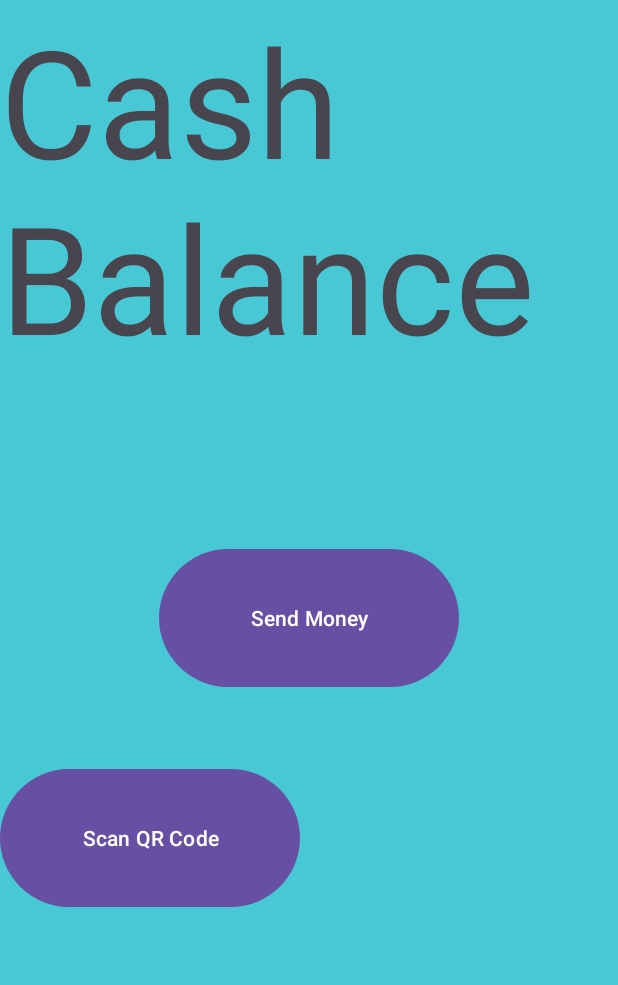
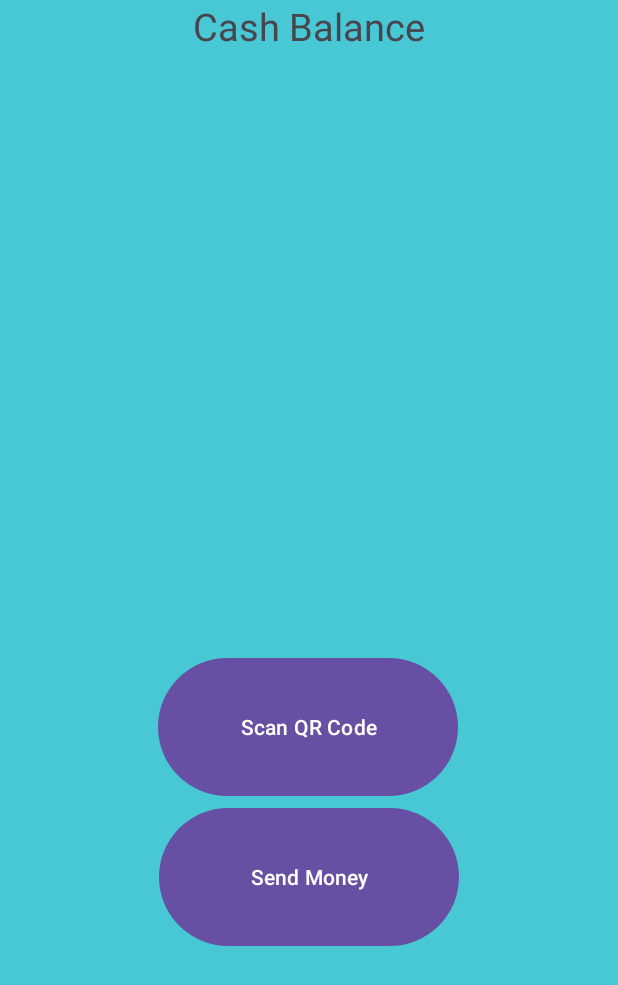
Before and after one commit to Jono-A/MP3CashApp, an Android app: the layout activity_welcome.xml on its own in the app's theme, with its tools: preview values and no code run, on a phone screen of 412 x 824 dp. Shown: the top 985 px of the screen. Run offline under Robolectric (Android 15) with nearby library versions, the phone set to English and light mode, and no system bars.

Commit message:
jono updates

```diff
--- a/app/src/main/res/layout/activity_splash.xml
+++ b/app/src/main/res/layout/activity_splash.xml
@@ -1,25 +1,32 @@
 <?xml version="1.0" encoding="utf-8"?>
 <androidx.constraintlayout.widget.ConstraintLayout xmlns:android="http://schemas.android.com/apk/res/android"
+    xmlns:app="http://schemas.android.com/apk/res-auto"
     xmlns:tools="http://schemas.android.com/tools"
     android:layout_width="match_parent"
     android:layout_height="match_parent"
-    xmlns:app="http://schemas.android.com/apk/res-auto"
     tools:context=".LoginActivity">
 
     <ImageView
+        android:id="@+id/imageView4"
         android:layout_width="189dp"
         android:layout_height="264dp"
         android:src="@drawable/cash_img"
-        tools:layout_editor_absoluteX="111dp"
-        tools:layout_editor_absoluteY="125dp" />
+        app:layout_constraintBottom_toTopOf="@+id/textView"
+        app:layout_constraintEnd_toEndOf="parent"
+        app:layout_constraintHorizontal_bias="0.5"
+        app:layout_constraintStart_toStartOf="parent"
+        app:layout_constraintTop_toTopOf="parent" />
 
     <TextView
         android:id="@+id/textView"
         android:layout_width="wrap_content"
         android:layout_height="wrap_content"
+        android:layout_marginStart="80dp"
         android:style="@style/TextAppearance.Material3.HeadlineLarge"
         android:text="Cash App"
         android:textColor="@color/black"
-        android:textSize="56sp" />
+        android:textSize="56sp"
+        app:layout_constraintStart_toStartOf="parent"
+        app:layout_constraintTop_toBottomOf="@+id/imageView4" />
 
 </androidx.constraintlayout.widget.ConstraintLayout>
--- a/app/src/main/res/layout/activity_welcome.xml
+++ b/app/src/main/res/layout/activity_welcome.xml
@@ -3,43 +3,41 @@
     xmlns:tools="http://schemas.android.com/tools"
     android:layout_width="match_parent"
     android:layout_height="match_parent"
+    xmlns:app="http://schemas.android.com/apk/res-auto"
     tools:context=".WelcomeActivity"
     android:background="@color/blue">
 
-    <RelativeLayout
-        android:layout_width="match_parent"
-        android:layout_height="match_parent"
-        tools:context=".MainActivity">
 
-        <FrameLayout
-            android:layout_width="match_parent"
-            android:layout_height="match_parent"
-            android:background="@android:color/transparent">
+    <TextView
+        android:id="@+id/cashBalance"
+        android:layout_width="wrap_content"
+        android:layout_height="wrap_content"
+        android:text="Cash Balance"
+        android:textSize="25dp"
+        app:layout_constraintTop_toTopOf="parent"
+        app:layout_constraintStart_toStartOf="parent"
+        app:layout_constraintEnd_toEndOf="parent"
+        app:layout_constraintHorizontal_bias="0.5" />
 
-            <Button
-                android:id="@+id/addMoneyButton"
-                android:layout_width="200dp"
-                android:layout_height="100dp"
-                android:layout_gravity="center"
-                android:text="Send Money" />
+    <Button
+        android:id="@+id/scanButton"
+        android:layout_width="200dp"
+        android:layout_height="100dp"
+        android:layout_marginTop="400dp"
+        android:text="Scan QR Code"
+        app:layout_constraintEnd_toEndOf="parent"
+        app:layout_constraintHorizontal_bias="0.497"
+        app:layout_constraintStart_toStartOf="parent"
+        app:layout_constraintTop_toBottomOf="@+id/cashBalance" />
 
-            <Button
-                android:id="@+id/scanButton"
-                android:layout_width="200dp"
-                android:layout_height="100dp"
-                android:layout_gravity="bottom"
-                android:layout_marginBottom="215dp"
-                android:text="Scan QR Code" />
-
-            <TextView
-                android:layout_width="match_parent"
-                android:layout_height="match_parent"
-                android:text="Cash Balance"
-                android:textSize="100dp">
-
-            </TextView>
-        </FrameLayout>
-
-    </RelativeLayout>
+    <Button
+        android:id="@+id/addMoneyButton"
+        android:layout_width="200dp"
+        android:layout_height="100dp"
+        android:text="Send Money"
+        app:layout_constraintTop_toBottomOf="@+id/scanButton"
+        app:layout_constraintStart_toStartOf="parent"
+        app:layout_constraintEnd_toEndOf="parent"
+        app:layout_constraintHorizontal_bias="0.5" />
 
 </androidx.constraintlayout.widget.ConstraintLayout>
```
